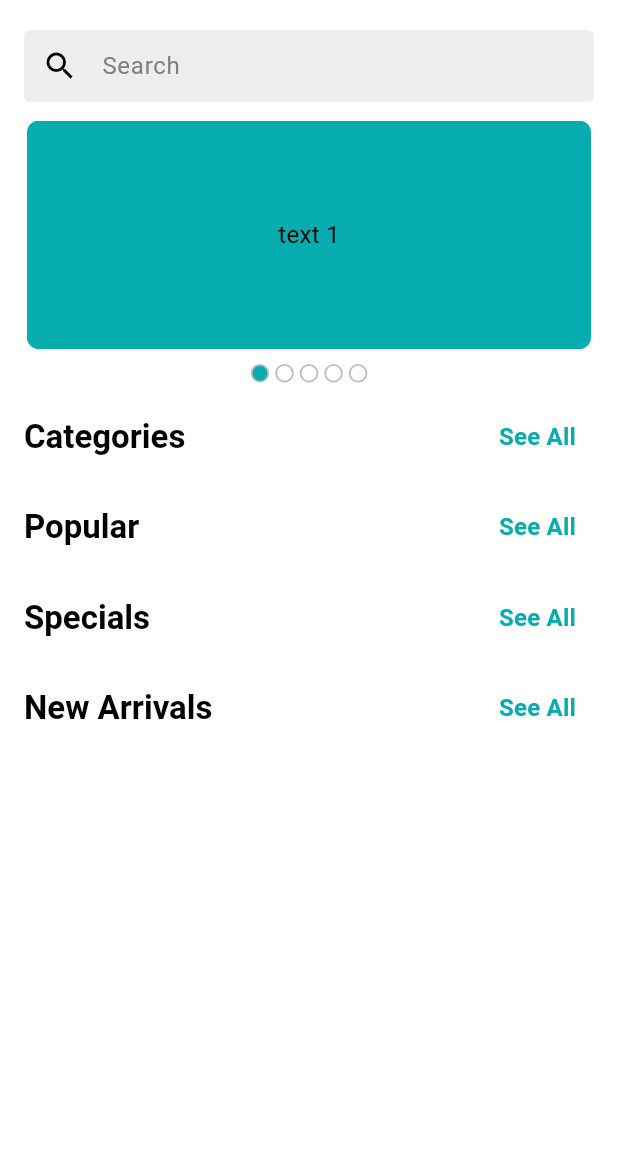
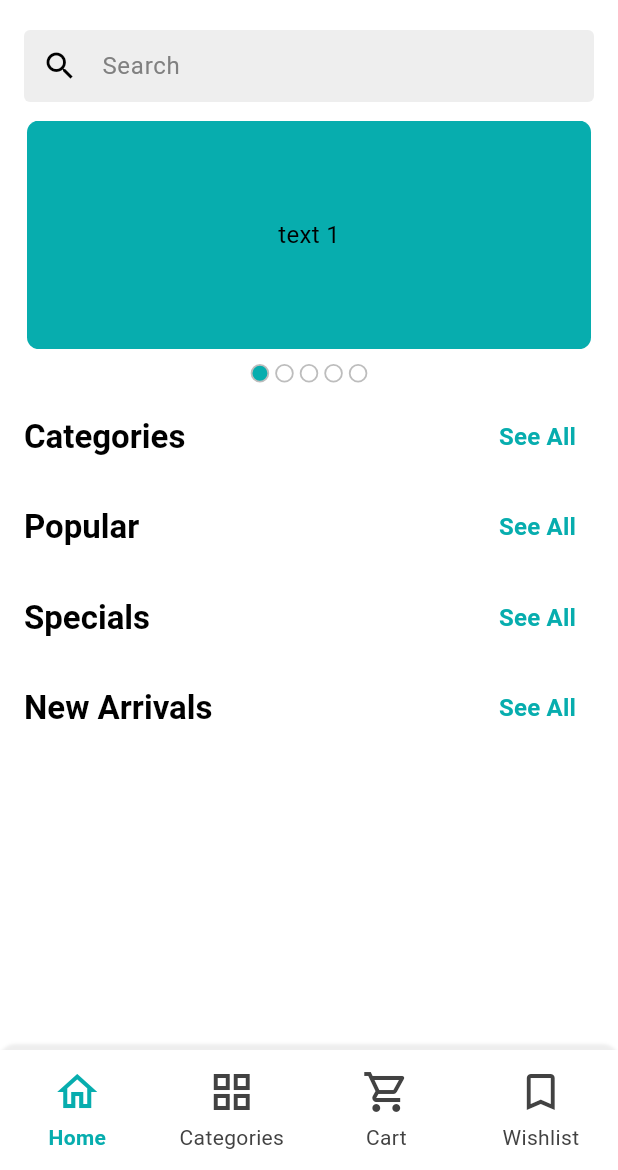
Before and after one commit to Rawnak003/craftybay, a Flutter app: the screen it shows after launch, on a phone screen of 412 x 824 dp, the part 66-1236 px from its top. Run offline on Flutter 3.47's test engine with Material 3 defaults, Android fonts, the phone set to English and light mode, and no system bars; drawn by our look-alikes of carousel_slider; our stand-ins replace firebase_core, firebase_crashlytics, flutter_svg; accounts and stored records are empty.

Commit message:
ADD #8: Add Bottom Nav Bar

```diff
--- a/lib/core/constants/colors.dart
+++ b/lib/core/constants/colors.dart
@@ -9,6 +9,8 @@ class AppColor{
   static const Color blackColor = Color(0xFF000000);
   static const Color greyColor = Color(0xFF808080);
   static const Color lightGreyColor = Color(0xFFEEEEEE);
+  static const Color darkGreyColor = Color(0xFF424242);
+
   static const Color redColor = Color(0xFFC10000);
   static const Color greenColor = Color(0xFF00BD08);
   static const Color blueColor = Color(0xFF2196F3);
--- a/lib/core/routes/app_route_configs.dart
+++ b/lib/core/routes/app_route_configs.dart
@@ -2,6 +2,7 @@ import 'package:flutter/material.dart';
 import '../../src/features/authentication/presentation/views/sign_in_screen.dart';
 import '../../src/features/authentication/presentation/views/sign_up_screen.dart';
 import '../../src/features/onboarding/presentation/views/home_screen.dart';
+import '../../src/features/onboarding/presentation/views/parent_screen.dart';
 import '../../src/features/splash/presentation/view/splash_screen.dart';
 import 'app_route_names.dart';
 
@@ -20,6 +21,10 @@ class AppRouteConfigs {
         return MaterialPageRoute(
           builder: (context) => const SignUpScreen(),
         );
+      case AppRoutesName.parent:
+        return MaterialPageRoute(
+          builder: (context) => const ParentScreen(),
+        );
       case AppRoutesName.home:
         return MaterialPageRoute(
           builder: (context) => const HomeScreen(),
--- a/lib/core/routes/app_route_names.dart
+++ b/lib/core/routes/app_route_names.dart
@@ -3,5 +3,6 @@ class AppRoutesName {
   static const String signIn = '/sign_in';
   static const String signUp = '/sign_up';
   static const String forgetPassword = '/forget_password';
+  static const String parent = '/parent';
   static const String home = '/home';
 }
--- /dev/null
+++ b/lib/src/features/onboarding/presentation/views/parent_screen.dart
@@ -0,0 +1,93 @@
+import 'package:craftybay/src/features/onboarding/presentation/views/cart_screen.dart';
+import 'package:craftybay/src/features/onboarding/presentation/views/categories_screen.dart';
+import 'package:craftybay/src/features/onboarding/presentation/views/home_screen.dart';
+import 'package:craftybay/src/features/onboarding/presentation/views/wishlist_screen.dart';
+import 'package:flutter/material.dart';
+
+import '../../../../../core/constants/colors.dart';
+
+class ParentScreen extends StatefulWidget {
+  const ParentScreen({super.key});
+
+  @override
+  State<ParentScreen> createState() => _ParentScreenState();
+}
+
+class _ParentScreenState extends State<ParentScreen> {
+
+  int _selectedIndex = 0;
+  final List<Widget> _screens = [
+    HomeScreen(),
+    CategoriesScreen(),
+    CartScreen(),
+    WishlistScreen(),
+  ];
+
+  @override
+  Widget build(BuildContext context) {
+    return SafeArea(
+      child: Scaffold(
+        body: _screens[_selectedIndex],
+        bottomNavigationBar: Container(
+          decoration: BoxDecoration(
+            borderRadius: BorderRadius.only(
+              topLeft: Radius.circular(12),
+              topRight: Radius.circular(12),
+            ),
+            color: AppColor.whiteColor,
+            boxShadow: [
+              BoxShadow(
+                color: AppColor.lightGreyColor,
+                offset: Offset(0, -3),
+                blurRadius: 1,
+                spreadRadius: 1,
+              ),
+            ],
+          ),
+          child: NavigationBarTheme(
+            data: NavigationBarThemeData(
+              indicatorColor: Colors.transparent,
+                overlayColor: WidgetStateProperty.all(Colors.transparent),
+              labelTextStyle: WidgetStateProperty.resolveWith<TextStyle>(
+                    (Set<WidgetState> states) {
+                  if (states.contains(WidgetState.selected)) {
+                    return TextStyle(color: AppColor.themeColor, fontWeight: FontWeight.bold);
+                  }
+                  return TextStyle(color: AppColor.darkGreyColor);
+                },
+              ),
+            ),
+            child: NavigationBar(
+              elevation: 8,
+              selectedIndex: _selectedIndex,
+              onDestinationSelected: (index) {
+                setState(() {
+                  _selectedIndex = index;
+                });
+              },
+              backgroundColor: AppColor.whiteColor,
+              destinations: [
+                _buildNavDestination(Icons.home_outlined, 'Home', 0),
+                _buildNavDestination(Icons.grid_view_outlined, 'Categories', 1),
+                _buildNavDestination(Icons.shopping_cart_outlined, 'Cart', 2),
+                _buildNavDestination(Icons.bookmark_border_outlined, 'Wishlist', 3),
+              ],
+            ),
+          ),
+        ),
+      ),
+    );
+  }
+
+  NavigationDestination _buildNavDestination(IconData icon, String label, int index) {
+    final isSelected = _selectedIndex == index;
+    return NavigationDestination(
+      icon: Icon(
+        icon,
+        size: 32,
+        color: isSelected ? AppColor.themeColor : AppColor.darkGreyColor,
+      ),
+      label: label,
+    );
+  }
+}
--- a/lib/src/features/splash/presentation/view/splash_screen.dart
+++ b/lib/src/features/splash/presentation/view/splash_screen.dart
@@ -19,7 +19,7 @@ class _SplashScreenState extends State<SplashScreen> {
 
   Future<void> _moveToHomeScreen() async {
     await Future.delayed(const Duration(seconds: 3));
-    Navigator.pushReplacementNamed(context, AppRoutesName.home);
+    Navigator.pushReplacementNamed(context, AppRoutesName.parent);
   }
 
   @override
```
Also changed, not shown: lib/src/features/onboarding/presentation/views/cart_screen.dart (added, +15 -0 lines), lib/src/features/onboarding/presentation/views/categories_screen.dart (added, +15 -0 lines), lib/src/features/onboarding/presentation/views/wishlist_screen.dart (added, +15 -0 lines).
